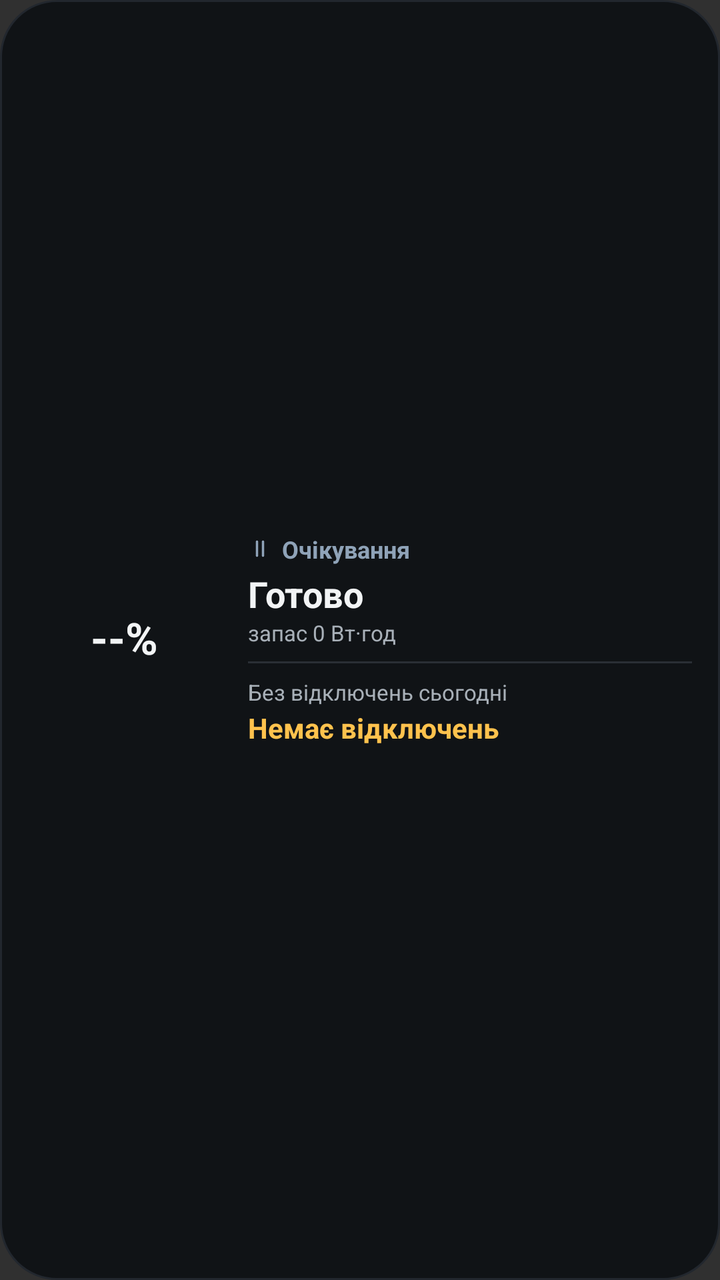
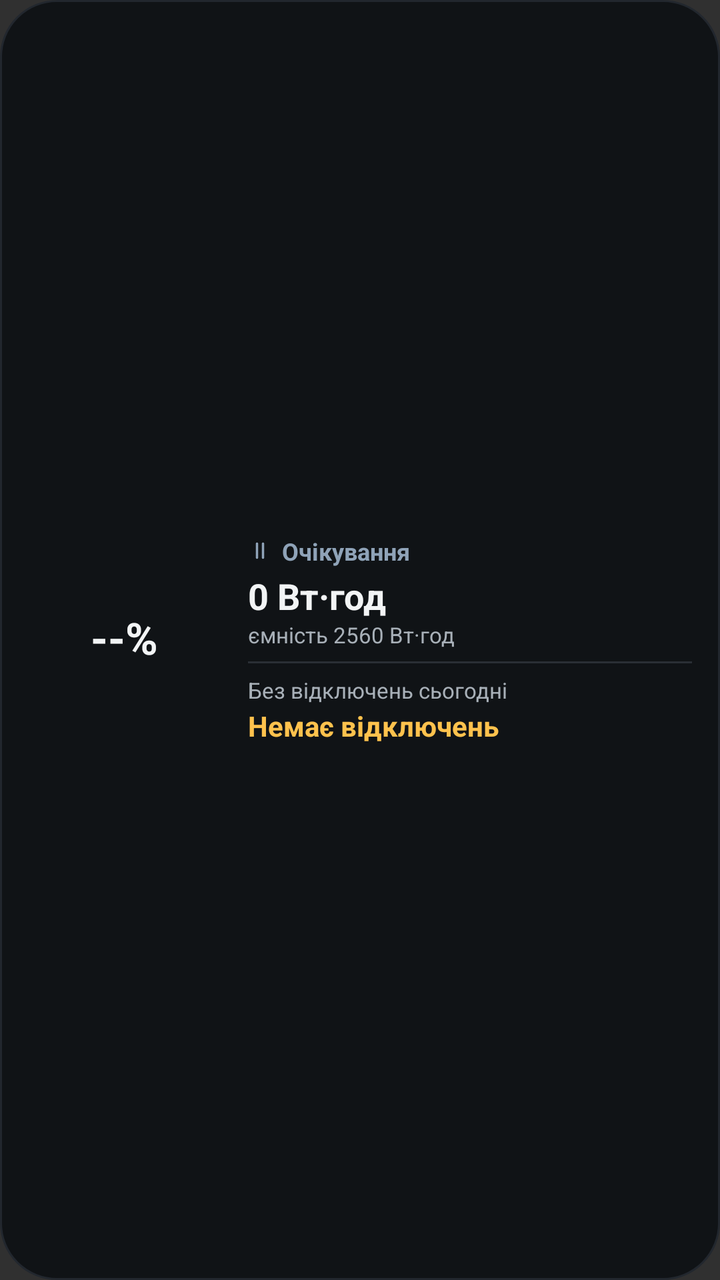

Two renders of the same Android screen: before a commit and after it. Below are the layout's source before the change and the commit's diff.
<!-- AndroidManifest.xml: application theme Theme.AppCompat.NoActionBar -->
<!-- res/layout/widget_marstek_compact.xml -->
<?xml version="1.0" encoding="utf-8"?>
<LinearLayout xmlns:android="http://schemas.android.com/apk/res/android"
    android:layout_width="match_parent"
    android:layout_height="match_parent"
    android:background="@drawable/widget_bg"
    android:gravity="center_vertical"
    android:orientation="horizontal"
    android:padding="14dp">

    
    <FrameLayout
        android:id="@+id/compactGaugeContainer"
        android:layout_width="96dp"
        android:layout_height="96dp">

        <ImageView
            android:id="@+id/compactGaugeImage"
            android:layout_width="match_parent"
            android:layout_height="match_parent"
            android:contentDescription="@null"
            android:scaleType="fitCenter" />

        <TextView
            android:id="@+id/compactSocText"
            android:layout_width="match_parent"
            android:layout_height="match_parent"
            android:fontFeatureSettings="tnum"
            android:gravity="center"
            android:includeFontPadding="false"
            android:text="--%"
            android:textColor="#F2F4F5"
            android:textSize="22sp"
            android:textStyle="bold" />
    </FrameLayout>

    
    <LinearLayout
        android:id="@+id/compactInfoContainer"
        android:layout_width="0dp"
        android:layout_height="wrap_content"
        android:layout_marginStart="14dp"
        android:layout_weight="1"
        android:orientation="vertical">

        <LinearLayout
            android:layout_width="wrap_content"
            android:layout_height="wrap_content"
            android:gravity="center_vertical"
            android:orientation="horizontal">

            <ImageView
                android:id="@+id/compactModeIcon"
                android:layout_width="12dp"
                android:layout_height="12dp"
                android:contentDescription="@null"
                android:src="@drawable/ic_mode_idle" />

            <TextView
                android:id="@+id/compactModeLabel"
                android:layout_width="wrap_content"
                android:layout_height="wrap_content"
                android:layout_marginStart="5dp"
                android:maxLines="1"
                android:text="Очікування"
                android:textColor="#8FA3B8"
                android:textSize="12sp"
                android:textStyle="bold" />
        </LinearLayout>

        <TextView
            android:id="@+id/compactPrimaryDuration"
            android:layout_width="match_parent"
            android:layout_height="wrap_content"
            android:layout_marginTop="2dp"
            android:ellipsize="end"
            android:fontFeatureSettings="tnum"
            android:maxLines="1"
            android:text="Готово"
            android:textColor="#F2F4F5"
            android:textSize="18sp"
            android:textStyle="bold" />

        <TextView
            android:id="@+id/compactSubDuration"
            android:layout_width="match_parent"
            android:layout_height="wrap_content"
            android:ellipsize="end"
            android:fontFeatureSettings="tnum"
            android:maxLines="1"
            android:text="запас 0 Вт·год"
            android:textColor="#A8B0B8"
            android:textSize="11sp" />

        <View
            android:layout_width="match_parent"
            android:layout_height="1dp"
            android:layout_marginVertical="7dp"
            android:background="#2A2F35" />

        <TextView
            android:id="@+id/compactOutageCountdown"
            android:layout_width="match_parent"
            android:layout_height="wrap_content"
            android:ellipsize="end"
            android:fontFeatureSettings="tnum"
            android:maxLines="1"
            android:text="Без відключень сьогодні"
            android:textColor="#A8B0B8"
            android:textSize="11sp" />

        <TextView
            android:id="@+id/compactOutageRange"
            android:layout_width="match_parent"
            android:layout_height="wrap_content"
            android:layout_marginTop="1dp"
            android:ellipsize="end"
            android:fontFeatureSettings="tnum"
            android:maxLines="1"
            android:text="Немає відключень"
            android:textColor="#FFC24D"
            android:textSize="14sp"
            android:textStyle="bold" />
    </LinearLayout>

</LinearLayout>
<!-- resources referenced by this layout -->
<resources>
  <!-- drawable ic_mode_idle (drawable) -->
  <?xml version="1.0" encoding="utf-8"?>
  <vector xmlns:android="http://schemas.android.com/apk/res/android"
      android:width="14dp"
      android:height="14dp"
      android:viewportWidth="24"
      android:viewportHeight="24">
      <path
          android:fillColor="#00000000"
          android:pathData="M9,5v14M15,5v14"
          android:strokeColor="#8FA3B8"
          android:strokeLineCap="round"
          android:strokeLineJoin="round"
          android:strokeWidth="2.4" />
  </vector>
  <!-- drawable widget_bg (drawable) -->
  <?xml version="1.0" encoding="utf-8"?>
  <shape xmlns:android="http://schemas.android.com/apk/res/android"
      android:shape="rectangle">
      <solid android:color="#101316" />
      <corners android:radius="28dp" />
      <stroke
          android:width="1dp"
          android:color="#22272E" />
  </shape>
</resources>

<!-- the commit's change to res/layout/widget_marstek_compact.xml (unified diff, before → after) -->
@@ -75,7 +75,7 @@
             android:ellipsize="end"
             android:fontFeatureSettings="tnum"
             android:maxLines="1"
-            android:text="Готово"
+            android:text="0 Вт·год"
             android:textColor="#F2F4F5"
             android:textSize="18sp"
             android:textStyle="bold" />
@@ -87,15 +87,17 @@
             android:ellipsize="end"
             android:fontFeatureSettings="tnum"
             android:maxLines="1"
-            android:text="запас 0 Вт·год"
+            android:text="ємність 2560 Вт·год"
             android:textColor="#A8B0B8"
             android:textSize="11sp" />
 
-        <View
+        <ImageView
             android:layout_width="match_parent"
             android:layout_height="1dp"
-            android:layout_marginVertical="7dp"
-            android:background="#2A2F35" />
+            android:layout_marginTop="6dp"
+            android:layout_marginBottom="6dp"
+            android:background="#2A2F35"
+            android:contentDescription="@null" />
 
         <TextView
             android:id="@+id/compactOutageCountdown"
